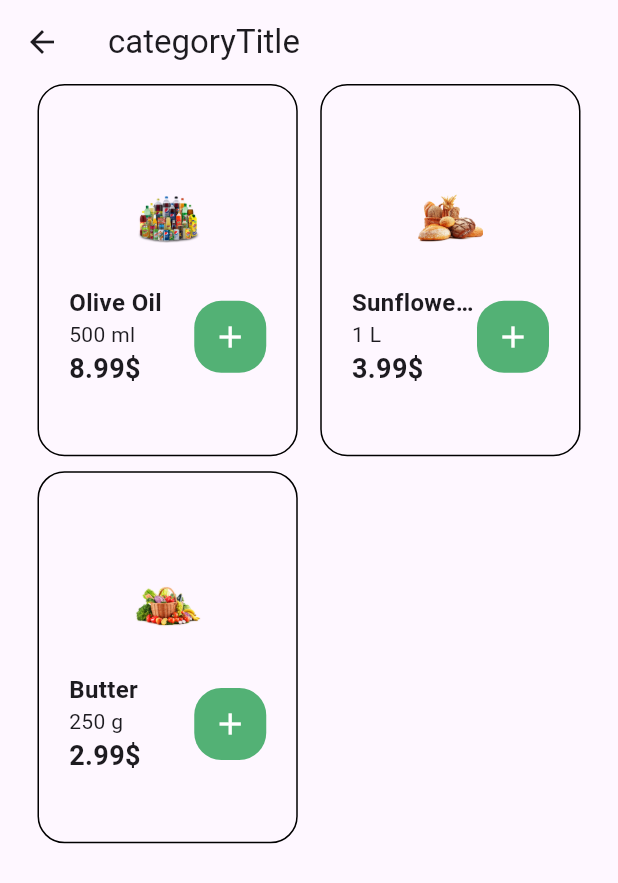
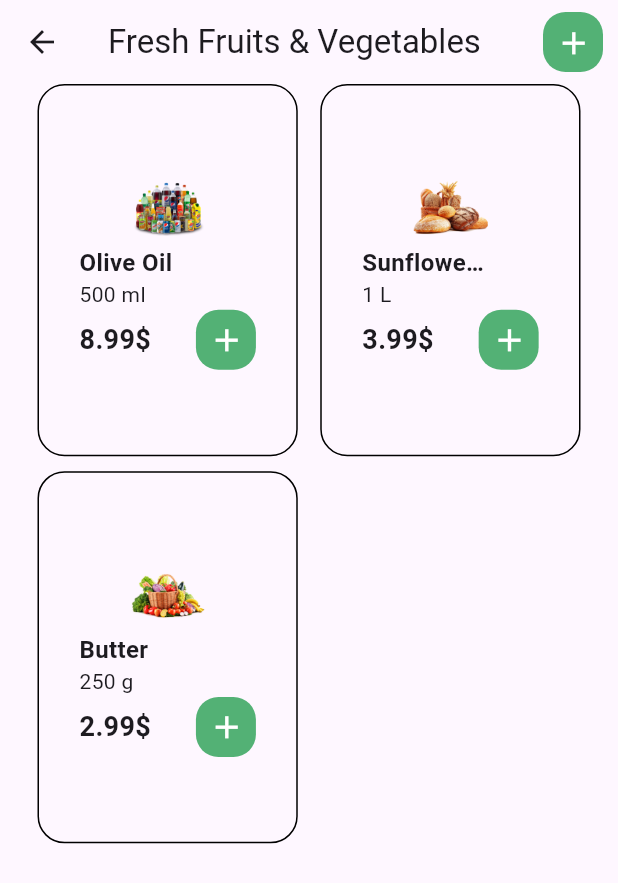
Before and after one commit to Ayaabq/test, a Flutter app: the TabsScreen screen opened by its route, after a tap on "Fresh Fruits & Vegetables", on a phone screen of 412 x 824 dp. Shown: the top 883 px of the screen. Run offline on Flutter 3.47's test engine with Material 3 defaults, Android fonts, the light colour scheme and no system bars; our stand-ins replace flutter_riverpod, go_router, image_picker.

Commit message:
making add product ui & logic

```diff
--- a/lib/core/utils/app_router.dart
+++ b/lib/core/utils/app_router.dart
@@ -1,13 +1,10 @@
 import 'package:go_router/go_router.dart';
 import 'package:task/core/widgets/tabs_screen.dart';
 import 'package:task/features/cart/presentation/views/widgets/order/order_accepteed.dart';
-import 'package:task/features/home/presentation/views/home_view.dart';
 import 'package:task/features/on_boarding/on_boarding.dart';
-
 import '../../features/home/presentation/views/widgets/products_view.dart';
 
 abstract class AppRouter {
-  // static const kGetStartedView = "/GetStartedView";
   static const kOnBoarding = '/';
   static const kTabView ='/TabView';
   static const kProductView ='/ProductView/:id';
@@ -28,7 +25,7 @@ abstract class AppRouter {
         builder: (ctx, state) {
           final idStr = state.pathParameters['id']!;
           final id = int.parse(idStr);
-          return ProductView(categoryId: id!);
+          return ProductView(categoryId: id);
 
         }
       ),
--- /dev/null
+++ b/lib/core/widgets/custom_add_button.dart
@@ -0,0 +1,26 @@
+import 'package:flutter/material.dart';
+
+import '../../constants.dart';
+class AddButton extends StatelessWidget {
+  const AddButton({super.key, required this.onTap});
+  final void Function() onTap;
+  @override
+  Widget build(BuildContext context) {
+    return  Container(
+      width: 40,
+      height: 40,
+      decoration: BoxDecoration(
+        borderRadius: BorderRadius.circular(15),
+        color: kPrimaryColor,
+      ),
+      child: IconButton(
+
+        onPressed: onTap,
+        icon: const Icon(Icons.add,
+        size: 25,),
+        color: Colors
+            .white, // Set icon color to white or any other contrasting color
+      ),
+    );
+  }
+}
--- a/lib/features/cart/presentation/views/widgets/cart_item.dart
+++ b/lib/features/cart/presentation/views/widgets/cart_item.dart
@@ -2,7 +2,6 @@ import 'package:flutter/material.dart';
 import 'package:flutter_riverpod/flutter_riverpod.dart';
 import 'package:task/core/widgets/price_text.dart';
 import 'package:task/features/cart/data/models/cart_item_model.dart';
-import 'package:task/features/cart/presentation/maneger/cart_provider.dart';
 import 'package:task/features/home/data/models/product_model.dart';
 
 class CartItem extends ConsumerWidget {
@@ -28,9 +27,7 @@ class CartItem extends ConsumerWidget {
           children: [
             Padding(
               padding: const EdgeInsets.only(right: 35),
-              child: Image.asset(productModel.imageUrl,
-              width: 70,
-              height: 64,),
+              child: productModel.getImageWithFixedSize(68, 70)
             ),
             Column(
               mainAxisAlignment: MainAxisAlignment.center,
--- a/lib/features/home/data/dummy_categories.dart
+++ b/lib/features/home/data/dummy_categories.dart
@@ -1,9 +1,8 @@
 import 'package:flutter/material.dart';
 
-import 'dummy_products.dart';
+import 'init_products.dart';
 import 'models/category_model.dart';
 
-import 'package:flutter/material.dart';
 
 
 List<CategoryModel> dummyCategoriesData = [
@@ -12,42 +11,42 @@ List<CategoryModel> dummyCategoriesData = [
     color: const Color(0xff53B1751A),
     title: "Fresh Fruits & Vegetables",
     imageUrl: "assets/images/cat1.png",
-    items: dummyProducts.sublist(0, 8), // Add relevant products to this category
+    items: initProducts.sublist(0, 8), // Add relevant products to this category
   ),
   CategoryModel(
     id: 2,
     color: const Color(0xffF8A44C1A),
     title: "Cooking Oil & Ghee",
     imageUrl: "assets/images/cat2.png",
-    items: dummyProducts.sublist(8, 11), // Add relevant products to this category
+    items: initProducts.sublist(8, 11), // Add relevant products to this category
   ),
   CategoryModel(
     id: 3,
     color: const Color(0xffF7A59340),
     title: "Meat & Fish",
     imageUrl: "assets/images/cat3.png",
-    items: dummyProducts.sublist(11, 14), // Add relevant products to this category
+    items: initProducts.sublist(11, 14), // Add relevant products to this category
   ),
   CategoryModel(
     id: 4,
     color: const Color(0xD3B0E040),
     title: "Bakery & Snacks",
     imageUrl: "assets/images/cat4.png",
-    items: dummyProducts.sublist(14, 16), // Add relevant products to this category
+    items: initProducts.sublist(14, 16), // Add relevant products to this category
   ),
   CategoryModel(
     id: 5,
     color: const Color(0xffFDE59840),
     title: "Dairy & Eggs",
     imageUrl: "assets/images/cat5.png",
-    items: dummyProducts.sublist(16, 19), // Add relevant products to this category
+    items: initProducts.sublist(16, 19), // Add relevant products to this category
   ),
   CategoryModel(
     id: 6,
     color: const Color(0xffB7DFF5),
     title: "Beverages",
     imageUrl: "assets/images/cat6.png",
-    items: dummyProducts.sublist(19, 22), // Add relevant products to this category
+    items: initProducts.sublist(19, 22), // Add relevant products to this category
   ),
   CategoryModel(
     id: 7,
--- a/lib/features/home/data/models/category_model.dart
+++ b/lib/features/home/data/models/category_model.dart
@@ -9,5 +9,7 @@ class CategoryModel{
   final String imageUrl;
   final List<ProductModel> items;
 
-  CategoryModel({required this.id, required this.color, required this.title, required this.imageUrl, required this.items});
+  CategoryModel({required this.id, required this.color,
+    required this.title, required this.imageUrl,
+    required this.items});
 }
--- a/lib/features/home/data/models/product_model.dart
+++ b/lib/features/home/data/models/product_model.dart
@@ -1,15 +1,59 @@
+import 'package:flutter/material.dart';
+import 'package:uuid/uuid.dart';
+
 class ProductModel {
- final int id;
-  final String imageUrl;
+  final int id;
+  final Image image;
   final String name;
   final String portion;
   final double price;
   final int categoryId;
 
-  ProductModel(
-      {required this.id,required this.imageUrl,
-      required this.name,
-      required this.portion,
-      required this.price,
-      required this.categoryId});
+  // Private constructor
+  ProductModel._({
+    required this.id,
+    required this.image,
+    required this.name,
+    required this.portion,
+    required this.price,
+    required this.categoryId,
+  });
+
+  // Factory constructor
+  factory ProductModel({
+    int? id,
+    required Image image,
+    required String name,
+    required String portion,
+    required double price,
+    required int categoryId,
+  }) {
+    return ProductModel._(
+      id: id ?? _generateUniqueId(),
+      image: image,
+      name: name,
+      portion: portion,
+      price: price,
+      categoryId: categoryId,
+    );
+  }
+
+  static int _generateUniqueId() {
+    int uniqueId;
+    do {
+      uniqueId = 24 + (const Uuid().v4().hashCode.abs() % 1000000);
+    } while (uniqueId <= 23);
+    return uniqueId;
+  }
+
+  Widget getImageWithFixedSize(double maxWidth, double maxHeight) {
+    return SizedBox(
+      width: maxWidth,
+      height: maxHeight,
+      child: ClipRRect(
+        borderRadius: BorderRadius.circular(8.0),
+        child: image,
+      ),
+    );
+  }
 }
--- a/lib/features/home/presentation/maneger/product_provider.dart
+++ b/lib/features/home/presentation/maneger/product_provider.dart
@@ -1,15 +1,21 @@
 import 'package:flutter_riverpod/flutter_riverpod.dart';
-import 'package:task/features/home/data/dummy_products.dart';
+import 'package:task/features/home/data/init_products.dart';
 import 'package:task/features/home/data/models/product_model.dart';
 
 class ProductsNotifier extends StateNotifier<List<ProductModel>> {
 
-  ProductsNotifier() : super(dummyProducts);
-  List<ProductModel> categoryProducts(int catId){
+  ProductsNotifier() : super(initProducts);
+  List<ProductModel> categoryProducts(int catId, WidgetRef ref){
+    ref.watch(productsProvider);
    return state.where((product) => product.categoryId==catId).toList();
   }
   ProductModel findProduct(int id){
      return state.where((product) => product.id==id).toList()[0];
+  }
+  addProduct(ProductModel productModel){
+    List<ProductModel> temp = List.from(state);
+    temp.add(productModel);
+    state=temp;
   }
 }
 
--- a/lib/features/home/presentation/views/widgets/product_item.dart
+++ b/lib/features/home/presentation/views/widgets/product_item.dart
@@ -1,12 +1,9 @@
-import 'package:flutter/cupertino.dart';
 import 'package:flutter/material.dart';
-import 'package:flutter/painting.dart';
-import 'package:flutter/widgets.dart';
+
 import 'package:flutter_riverpod/flutter_riverpod.dart';
-import 'package:task/constants.dart';
 import 'package:task/core/utils/screen_size_util.dart';
+import 'package:task/core/widgets/custom_add_button.dart';
 import 'package:task/features/cart/presentation/maneger/cart_provider.dart';
-import 'package:task/features/home/data/dummy_products.dart';
 
 import '../../../data/models/product_model.dart';
 
@@ -29,11 +26,7 @@ class ProductItem extends ConsumerWidget {
       child: Column(
         mainAxisAlignment: MainAxisAlignment.center,
         children: [
-          Image.asset(
-            productModel.imageUrl,
-            width: 44,
-            height: 89,
-          ),
+          productModel.getImageWithFixedSize(50,   50),
           Padding(
             padding: const EdgeInsets.symmetric(horizontal: 20.0),
             child: Row(
@@ -54,29 +47,23 @@ class ProductItem extends ConsumerWidget {
                   ),
                 ),
                 Text(productModel.portion),
-                Text("${productModel.price}\$",
-                    style:const TextStyle(
-                        fontSize: 18,
-                        fontWeight: FontWeight.bold,
-                        overflow: TextOverflow.ellipsis)),
+                SizedBox(
+                  width: ScreenSizeUtil.screenWidth/3.5,
+                  child: Row(
+                    mainAxisAlignment: MainAxisAlignment.spaceBetween,
+                    children: [
+                      Text("${productModel.price}\$",
+                          style:const TextStyle(
+                              fontSize: 18,
+                              fontWeight: FontWeight.bold,
+                              overflow: TextOverflow.ellipsis)),
+                      AddButton(onTap: addToCart,),
+                    ],
+                  ),
+                ),
               ]),
 
-              const Spacer(),
-              Align(
-                alignment: Alignment.bottomRight,
-                child: Container(
-                  decoration: BoxDecoration(
-                    borderRadius: BorderRadius.circular(18),
-                    color: kPrimaryColor,
-                  ),
-                  child: IconButton(
-                    onPressed: addToCart,
-                    icon: const Icon(Icons.add),
-                    color: Colors
-                        .white, // Set icon color to white or any other contrasting color
-                  ),
-                ),
-              )
+
             ]),
           )
         ],
--- a/lib/features/home/presentation/views/widgets/products_view.dart
+++ b/lib/features/home/presentation/views/widgets/products_view.dart
@@ -1,37 +1,62 @@
 import 'package:flutter/material.dart';
 import 'package:flutter_riverpod/flutter_riverpod.dart';
+import 'package:task/core/widgets/custom_add_button.dart';
+import 'package:task/features/home/data/dummy_categories.dart';
 import 'package:task/features/home/presentation/maneger/product_provider.dart';
+import 'package:task/features/home/presentation/views/widgets/add_product_view.dart';
 import 'package:task/features/home/presentation/views/widgets/empty_category.dart';
 import 'package:task/features/home/presentation/views/widgets/product_item.dart';
-
 
 class ProductView extends ConsumerWidget {
   const ProductView({super.key, required this.categoryId});
   final int categoryId;
+  addProduct() {}
+  void showAddBottomSheet(BuildContext context) {
+    showModalBottomSheet(
+      isScrollControlled: true,
+      context: context,
+      builder: (context) {
+        return  AddProductView(categoryId);
+      },
+    );
+  }
 
   @override
   Widget build(BuildContext context, WidgetRef ref) {
-    final products = ref.read(productsProvider.notifier).categoryProducts(categoryId);
-    Widget content =Padding(
+    final products =
+        ref.watch(productsProvider.notifier).categoryProducts(categoryId, ref);
+    Widget content = Padding(
       padding: const EdgeInsets.symmetric(horizontal: 25.0),
       child: GridView.builder(
           itemCount: products.length,
-          gridDelegate:  const SliverGridDelegateWithFixedCrossAxisCount(
+          gridDelegate: const SliverGridDelegateWithFixedCrossAxisCount(
             crossAxisCount: 2,
-            childAspectRatio: 173.5/ 248.11,
+            childAspectRatio: 173.5 / 248.11,
             crossAxisSpacing: 15,
             mainAxisSpacing: 10,
           ),
-          itemBuilder: (context,index){
-            return ProductItem(productModel:products[index],);
+          itemBuilder: (context, index) {
+            return ProductItem(
+              productModel: products[index],
+            );
           }),
     );
-    if(products.isEmpty) {
-      content=const EmptyCategory();
+    if (products.isEmpty) {
+      content = const EmptyCategory();
     }
     return Scaffold(
       appBar: AppBar(
-        title:  const Text("categoryTitle"),
+        title: Text(dummyCategoriesData[categoryId - 2].title),
+        actions: [
+          Padding(
+            padding: const EdgeInsets.symmetric(horizontal: 10, vertical: 5),
+            child: AddButton(
+              onTap: () {
+                showAddBottomSheet(context);
+              },
+            ),
+          )
+        ],
       ),
       body: content,
     );
--- a/pubspec.yaml
+++ b/pubspec.yaml
@@ -19,6 +19,8 @@ dependencies:
   go_router: ^14.1.1
   flutter_riverpod: ^2.5.1
   flutter_native_splash: ^2.4.0
+  image_picker: ^1.1.1
+  uuid: ^4.4.0
 
 dev_dependencies:
   flutter_test:
```
Also changed, not shown: lib/core/widgets/custom_text_field.dart (added, +22 -0 lines), lib/features/home/data/init_products.dart (renamed from lib/features/home/data/dummy_products.dart, +24 -24 lines), lib/features/home/presentation/views/widgets/add_product_view.dart (added, +153 -0 lines), lib/core/utils/styles.dart (deleted), pubspec.lock, 6 other files.
